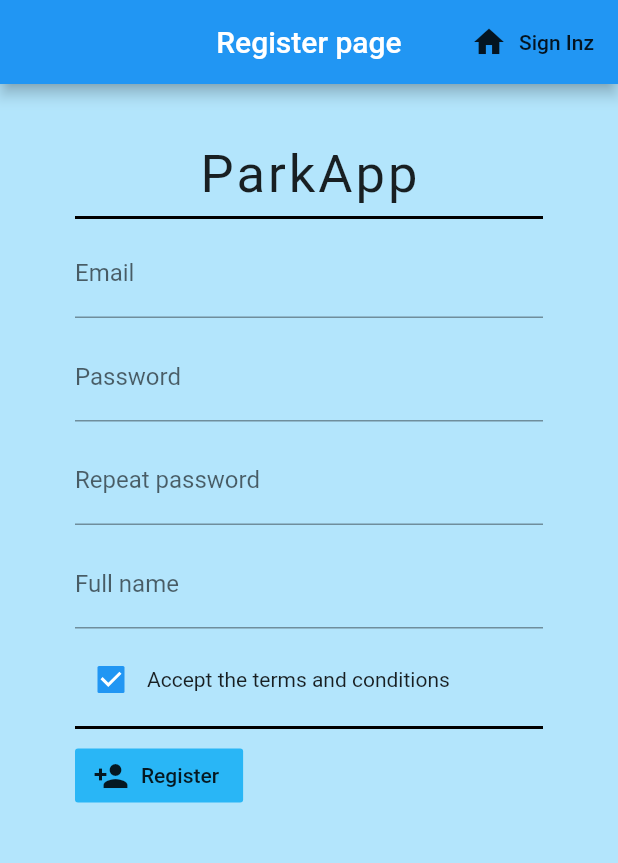
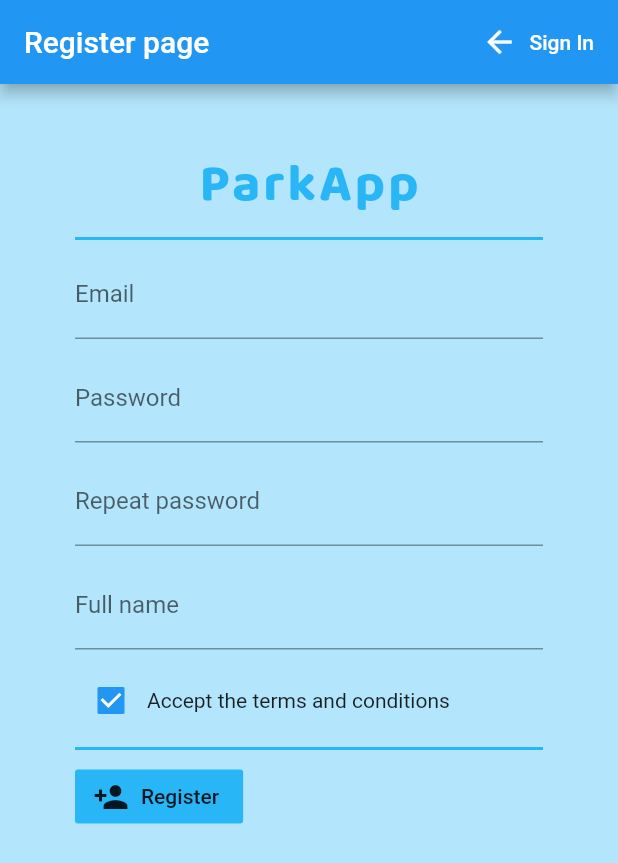
Before and after one commit to Bruseliuz/flutter_parkinggit, a Flutter app: the screen it shows after launch, after a tap on "Register account", on a phone screen of 412 x 824 dp. Shown: the top 863 px of the screen. Run offline on Flutter 3.47's test engine with Material 2 defaults, Android fonts, the phone set to English and light mode, and no system bars; our stand-ins replace cloud_firestore, firebase_auth, flutter_spinkit, google_maps_flutter, location; accounts and stored records are empty.

Commit message:
Sign in buttom

```diff
--- a/lib/register.dart
+++ b/lib/register.dart
@@ -19,14 +19,16 @@ class _RegisterState extends State<Register> {
       backgroundColor: Colors.lightBlue[100],
       appBar: AppBar(
         title: Text('Register page'),
-        centerTitle: true,
         actions: <Widget>[
           FlatButton.icon(
               onPressed: () {
                 Navigator.pushReplacementNamed(context, '/signIn');
               } ,
-              icon: Icon(Icons.home),
-              label: Text('Sign Inz'))
+              icon: Icon(Icons.arrow_back, color: Colors.white),
+              label: Text('Sign In',
+              style: TextStyle(
+                color: Colors.white,
+              ),))
         ],
       ),
       body: Container(
@@ -40,10 +42,12 @@ class _RegisterState extends State<Register> {
               style: TextStyle(
                 fontSize: 35.0,
                 letterSpacing: 2.0,
+                color: Colors.lightBlue[400],
+                fontFamily: "Baloo2",
               ),
               ),
               Divider(
-                color: Colors.black,
+                color: Colors.lightBlue[400],
                 thickness: 2.0,
               ),
               TextFormField(
@@ -90,7 +94,7 @@ class _RegisterState extends State<Register> {
                 ),
               ),
               Divider(
-                color: Colors.black,
+                color: Colors.lightBlue[400],
                 thickness: 2.0,
               ),
               Container(
--- a/lib/sign_in.dart
+++ b/lib/sign_in.dart
@@ -23,9 +23,12 @@ class _SignInState extends State<SignIn> {
             onPressed: () {
               Navigator.pushReplacementNamed(context, '/register');
             },
-            icon: Icon(Icons.settings),
+            icon: Icon(Icons.person_add, color: Colors.white,),
             label: Text(
-              'Register account'
+              'Register account',
+              style: TextStyle(
+                color: Colors.white,
+              ),
             ),
           )
         ],
```
